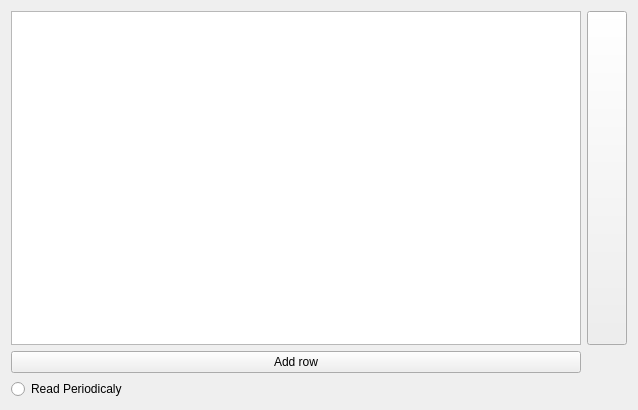
First picture: the form in ui/FormTab2.ui, repository DamirKh/plc_se, before the edit.
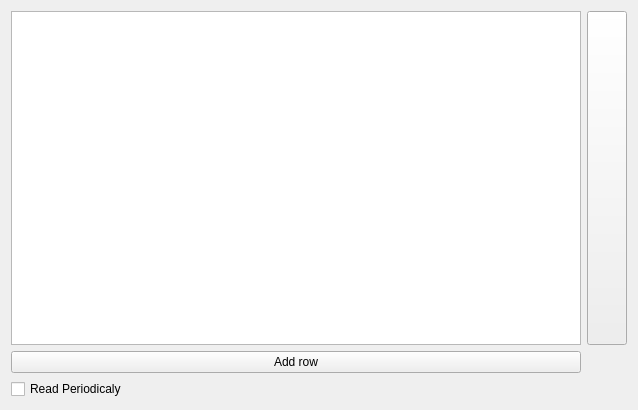
Second picture: the form after the edit. Icons and pictures are not drawn.

```diff
--- a/ui/FormTab2.ui
+++ b/ui/FormTab2.ui
@@ -19,13 +19,6 @@
      <item row="0" column="0">
       <widget class="QTableView" name="tableView"/>
      </item>
-     <item row="2" column="0">
-      <widget class="QRadioButton" name="radioButtonRead">
-       <property name="text">
-        <string>Read Periodicaly</string>
-       </property>
-      </widget>
-     </item>
      <item row="0" column="1">
       <widget class="QPushButton" name="pushButtonPlusColumn">
        <property name="sizePolicy">
@@ -50,6 +43,13 @@
        </property>
       </widget>
      </item>
+     <item row="2" column="0">
+      <widget class="QCheckBox" name="checkBoxRead">
+       <property name="text">
+        <string>Read Periodicaly</string>
+       </property>
+      </widget>
+     </item>
     </layout>
    </item>
   </layout>
```
